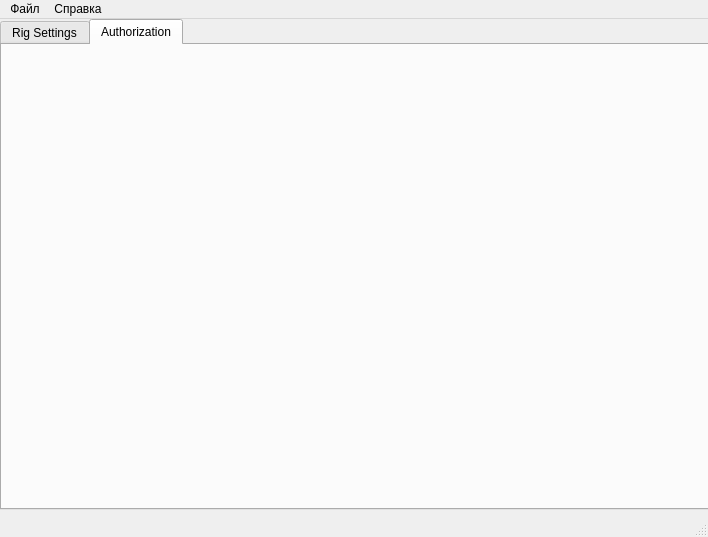
Old version of the form mainwindow.ui in the repository develnk/minerstat.
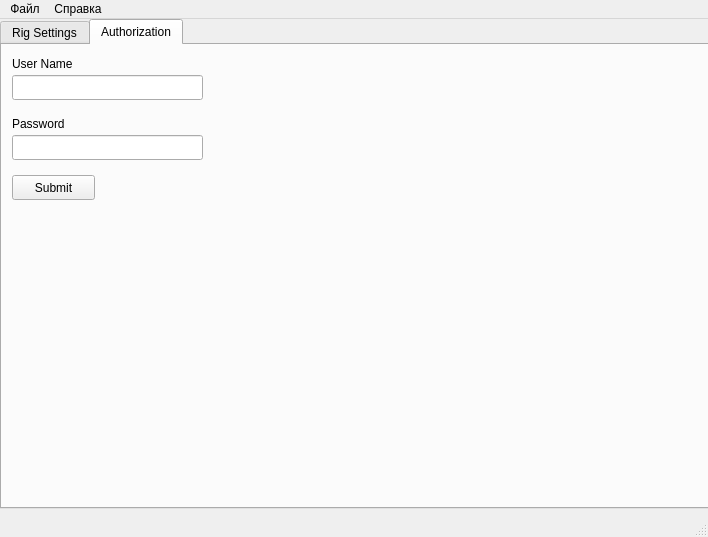
New version of the form. The open tabs and pages were chosen to show the change.

Diff of the .ui file:
```diff
--- a/mainwindow.ui
+++ b/mainwindow.ui
@@ -20,7 +20,7 @@
       <x>0</x>
       <y>0</y>
       <width>711</width>
-      <height>491</height>
+      <height>490</height>
      </rect>
     </property>
     <property name="currentIndex">
@@ -210,6 +210,68 @@
      <attribute name="title">
       <string>Authorization</string>
      </attribute>
+     <widget class="QLineEdit" name="lineUser">
+      <property name="geometry">
+       <rect>
+        <x>10</x>
+        <y>30</y>
+        <width>191</width>
+        <height>25</height>
+       </rect>
+      </property>
+     </widget>
+     <widget class="QLineEdit" name="linePass">
+      <property name="geometry">
+       <rect>
+        <x>10</x>
+        <y>90</y>
+        <width>191</width>
+        <height>25</height>
+       </rect>
+      </property>
+      <property name="echoMode">
+       <enum>QLineEdit::Password</enum>
+      </property>
+     </widget>
+     <widget class="QLabel" name="label">
+      <property name="geometry">
+       <rect>
+        <x>10</x>
+        <y>10</y>
+        <width>81</width>
+        <height>17</height>
+       </rect>
+      </property>
+      <property name="text">
+       <string>User Name</string>
+      </property>
+     </widget>
+     <widget class="QLabel" name="label_2">
+      <property name="geometry">
+       <rect>
+        <x>10</x>
+        <y>70</y>
+        <width>64</width>
+        <height>17</height>
+       </rect>
+      </property>
+      <property name="text">
+       <string>Password</string>
+      </property>
+     </widget>
+     <widget class="QPushButton" name="pushButton_2">
+      <property name="geometry">
+       <rect>
+        <x>10</x>
+        <y>130</y>
+        <width>83</width>
+        <height>25</height>
+       </rect>
+      </property>
+      <property name="text">
+       <string>Submit</string>
+      </property>
+     </widget>
     </widget>
    </widget>
   </widget>
```
